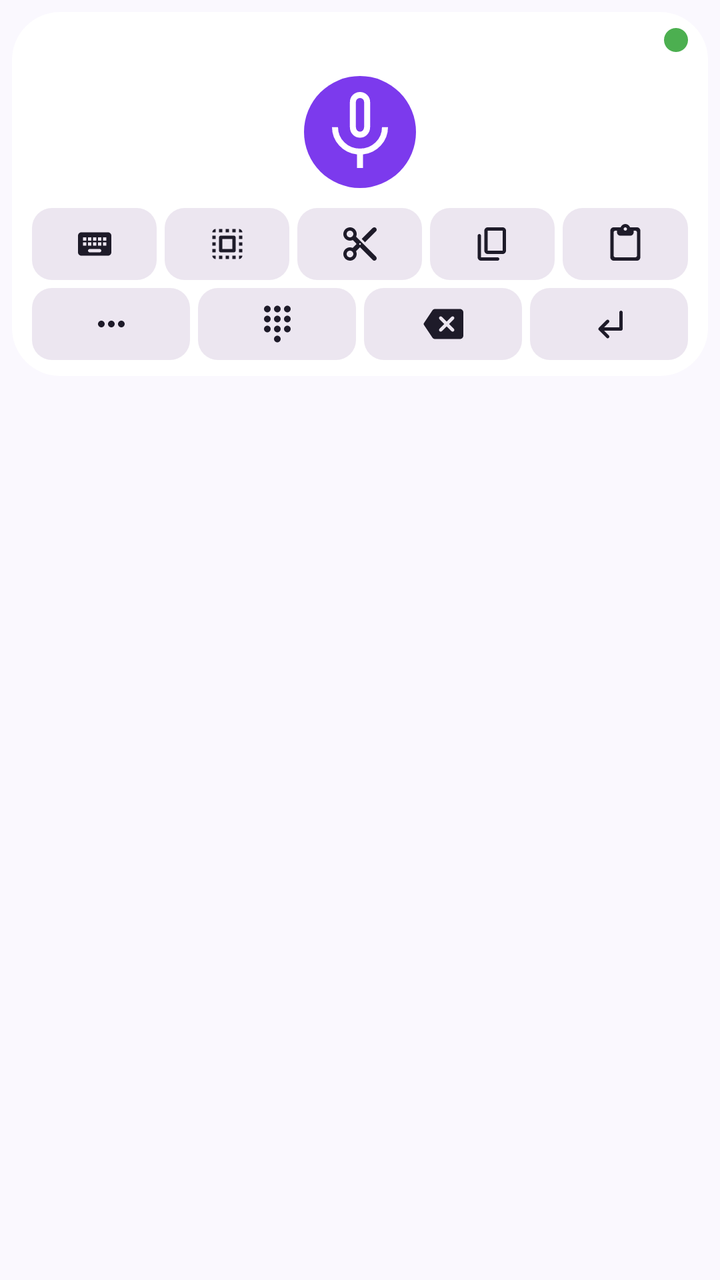
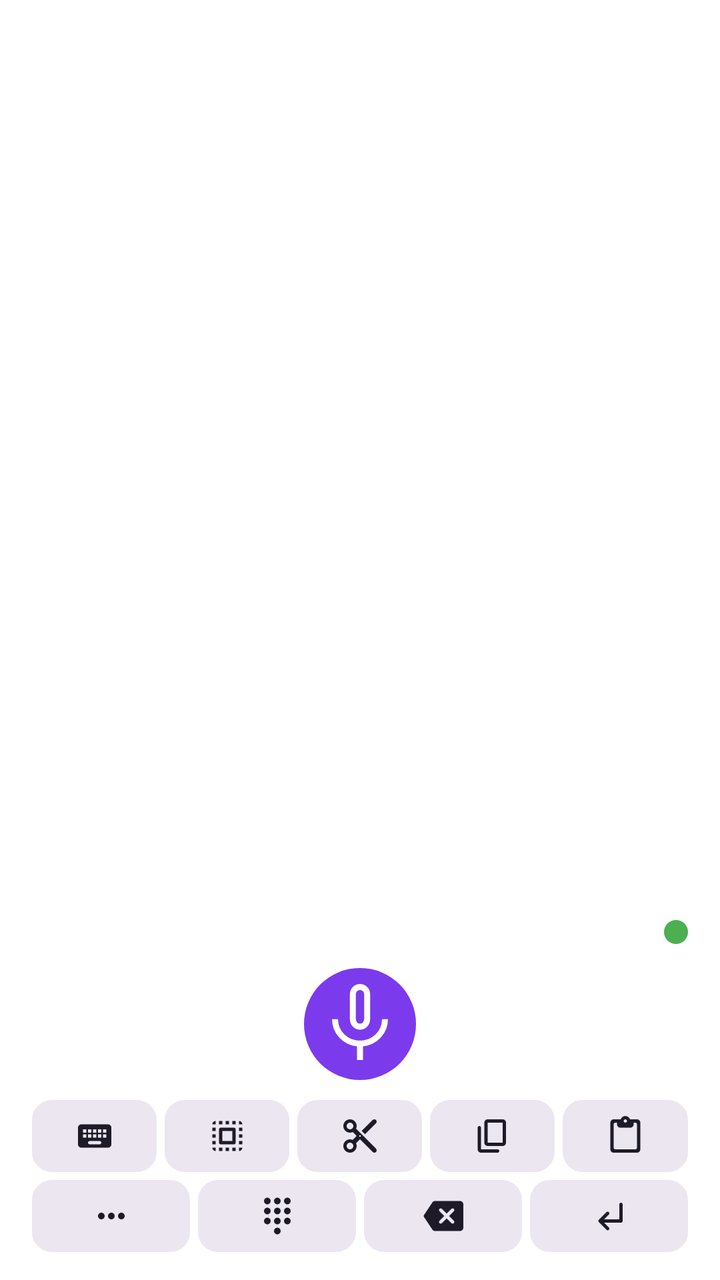

Screens rendered from an Android XML layout before and after an edit, with the pre-edit source and the edit as a unified diff.
<!-- AndroidManifest.xml: application theme Theme.WhisperGroq.ActionBar -->
<!-- res/layout/voice_service.xml -->
<?xml version="1.0" encoding="utf-8"?>
<LinearLayout xmlns:android="http://schemas.android.com/apk/res/android"
    android:layout_width="match_parent"
    android:layout_height="wrap_content"
    android:orientation="vertical"
    android:clipToPadding="false"
    android:padding="6dp">

    <LinearLayout
        android:layout_width="match_parent"
        android:layout_height="wrap_content"
        android:orientation="vertical"
        android:background="@drawable/keyboard_bg"
        android:padding="8dp">

        
        <LinearLayout
            android:layout_width="match_parent"
            android:layout_height="wrap_content"
            android:orientation="horizontal"
            android:gravity="center_vertical|end"
            android:layout_marginBottom="6dp">

            <ImageView
                android:id="@+id/btnStatus"
                android:layout_width="12dp"
                android:layout_height="12dp"
                android:layout_gravity="center_vertical|end"
                android:layout_marginEnd="2dp"
                android:adjustViewBounds="true"
                android:src="@drawable/status_led_idle"
                android:contentDescription="Status"
                android:scaleType="fitCenter"/>

            <TextView
                android:id="@+id/tv_status"
                android:visibility="gone"
                android:gravity="center"
                android:layout_width="0dp"
                android:layout_weight="1"
                android:layout_height="wrap_content"
                android:paddingHorizontal="10dp"
                android:textSize="14sp"
                android:textColor="?attr/colorOnSurface" />
        </LinearLayout>

        
        <ImageButton
            android:id="@+id/btnRecord"
            android:layout_width="56dp"
            android:layout_height="56dp"
            android:layout_gravity="center_horizontal"
            android:layout_marginVertical="6dp"
            android:background="@drawable/kb_mic_button"
            android:padding="14dp"
            android:src="@drawable/ic_mic_48dp"
            android:contentDescription="@string/record_button"/>

        
        <LinearLayout
            android:layout_width="match_parent"
            android:layout_height="wrap_content"
            android:orientation="horizontal"
            android:layout_marginTop="4dp">

            <ImageButton
                android:id="@+id/btnKeyboard"
                android:layout_width="0dp"
                android:layout_height="36dp"
                android:layout_weight="1"
                android:layout_marginStart="2dp"
                android:layout_marginEnd="2dp"
                android:background="@drawable/kb_button"
                android:padding="8dp"
                android:scaleType="fitCenter"
                android:src="@drawable/ic_keyboard_36dp"
                android:contentDescription="@string/exit_button"/>

            <ImageButton
                android:id="@+id/btnSelectAll"
                android:layout_width="0dp"
                android:layout_height="36dp"
                android:layout_weight="1"
                android:layout_marginStart="2dp"
                android:layout_marginEnd="2dp"
                android:background="@drawable/kb_button"
                android:padding="8dp"
                android:scaleType="fitCenter"
                android:src="@drawable/ic_select_all_24dp"
                android:contentDescription="Select all"/>

            <ImageButton
                android:id="@+id/btnCut"
                android:layout_width="0dp"
                android:layout_height="36dp"
                android:layout_weight="1"
                android:layout_marginStart="2dp"
                android:layout_marginEnd="2dp"
                android:background="@drawable/kb_button"
                android:padding="8dp"
                android:scaleType="fitCenter"
                android:src="@drawable/ic_cut_24dp"
                android:contentDescription="Cut"/>

            <ImageButton
                android:id="@+id/btnCopy"
                android:layout_width="0dp"
                android:layout_height="36dp"
                android:layout_weight="1"
                android:layout_marginStart="2dp"
                android:layout_marginEnd="2dp"
                android:background="@drawable/kb_button"
                android:padding="8dp"
                android:scaleType="fitCenter"
                android:src="@drawable/ic_copy_24dp"
                android:contentDescription="Copy"/>

            <ImageButton
                android:id="@+id/btnPaste"
                android:layout_width="0dp"
                android:layout_height="36dp"
                android:layout_weight="1"
                android:layout_marginStart="2dp"
                android:layout_marginEnd="2dp"
                android:background="@drawable/kb_button"
                android:padding="8dp"
                android:scaleType="fitCenter"
                android:src="@drawable/ic_paste_24dp"
                android:contentDescription="Paste"/>
        </LinearLayout>

        
        <LinearLayout
            android:layout_width="match_parent"
            android:layout_height="wrap_content"
            android:orientation="horizontal"
            android:layout_marginTop="4dp">

            <ImageButton
                android:id="@+id/btnPunctuation"
                android:layout_width="0dp"
                android:layout_height="36dp"
                android:layout_weight="1"
                android:layout_marginStart="2dp"
                android:layout_marginEnd="2dp"
                android:background="@drawable/kb_button"
                android:padding="8dp"
                android:scaleType="fitCenter"
                android:src="@drawable/ic_punctuation_24dp"
                android:contentDescription="Punctuation"/>

            <ImageButton
                android:id="@+id/btnNumbers"
                android:layout_width="0dp"
                android:layout_height="36dp"
                android:layout_weight="1"
                android:layout_marginStart="2dp"
                android:layout_marginEnd="2dp"
                android:background="@drawable/kb_button"
                android:padding="8dp"
                android:scaleType="fitCenter"
                android:src="@drawable/ic_numbers_24dp"
                android:contentDescription="Numbers"/>

            <ImageButton
                android:id="@+id/btnDel"
                android:layout_width="0dp"
                android:layout_height="36dp"
                android:layout_weight="1"
                android:layout_marginStart="2dp"
                android:layout_marginEnd="2dp"
                android:background="@drawable/kb_button"
                android:padding="8dp"
                android:scaleType="fitCenter"
                android:src="@drawable/ic_keyboard_del_48dp"
                android:contentDescription="@string/delete_button"/>

            <ImageButton
                android:id="@+id/btnEnter"
                android:layout_width="0dp"
                android:layout_height="36dp"
                android:layout_weight="1"
                android:layout_marginStart="2dp"
                android:layout_marginEnd="2dp"
                android:background="@drawable/kb_button"
                android:padding="8dp"
                android:scaleType="fitCenter"
                android:src="@drawable/ic_keyboard_return_48dp"
                android:contentDescription="@string/return_button"/>
        </LinearLayout>

    </LinearLayout>
</LinearLayout>
<!-- resources referenced by this layout -->
<resources>
  <!-- drawable ic_copy_24dp (drawable) -->
  <vector xmlns:android="http://schemas.android.com/apk/res/android"
      android:width="24dp"
      android:height="24dp"
      android:viewportWidth="24"
      android:viewportHeight="24">
    
    <path
        android:fillColor="?attr/colorOnSurface"
        android:pathData="M15 20H5V7c0-.55-.45-1-1-1h0C3.45 6 3 6.45 3 7v13c0 1.1.9 2 2 2h10c.55 0 1-.45 1-1v0c0-.55-.45-1-1-1zM20 16V4c0-1.1-.9-2-2-2H9C7.9 2 7 2.9 7 4v12c0 1.1.9 2 2 2h9c1.1 0 2-.9 2-2zM18 16H9V4h9v12z"/>
  </vector>
  <!-- drawable ic_keyboard_return_48dp (drawable) -->
  <vector xmlns:android="http://schemas.android.com/apk/res/android"
      android:width="24dp"
      android:height="24dp"
      android:viewportWidth="24"
      android:viewportHeight="24">
    
    <path
        android:fillColor="?attr/colorOnSurface"
        android:pathData="M5.71 15.71l4.58 4.58c.39.39 1.03.39 1.42 0 .39-.39.39-1.03 0-1.42L8.83 16H19c.55 0 1-.45 1-1V5c0-.55-.45-1-1-1s-1 .45-1 1v9H8.83l2.88-2.87c.39-.39.39-1.03 0-1.42-.39-.39-1.03-.39-1.42 0l-4.58 4.58c-.39.39-.39 1.03 0 1.42z"/>
  </vector>
  <!-- drawable ic_punctuation_24dp (drawable) -->
  <vector xmlns:android="http://schemas.android.com/apk/res/android"
      android:width="24dp"
      android:height="24dp"
      android:viewportWidth="24"
      android:viewportHeight="24">
    
    <path
        android:fillColor="?attr/colorOnSurface"
        android:pathData="M6 10c-1.1 0-2 .9-2 2s.9 2 2 2 2-.9 2-2-.9-2-2-2zm12 0c-1.1 0-2 .9-2 2s.9 2 2 2 2-.9 2-2-.9-2-2-2zm-6 0c-1.1 0-2 .9-2 2s.9 2 2 2 2-.9 2-2-.9-2-2-2z"/>
  </vector>
  <!-- drawable kb_button (drawable) -->
  <?xml version="1.0" encoding="utf-8"?>
  <selector xmlns:android="http://schemas.android.com/apk/res/android">
      <item android:state_pressed="true">
          <shape>
              <solid android:color="?attr/colorPrimary" />
              <corners android:radius="10dp" />
          </shape>
      </item>
      <item>
          <shape>
              <solid android:color="?attr/colorSurfaceContainerHigh" />
              <corners android:radius="10dp" />
          </shape>
      </item>
  </selector>
  <!-- drawable kb_mic_button (drawable) -->
  <?xml version="1.0" encoding="utf-8"?>
  <selector xmlns:android="http://schemas.android.com/apk/res/android">
      <item android:state_pressed="true">
          <shape android:shape="oval">
              <solid android:color="@color/recording" />
          </shape>
      </item>
      <item>
          <shape android:shape="oval">
              <solid android:color="?attr/colorPrimary" />
          </shape>
      </item>
  </selector>
  <!-- drawable keyboard_bg (drawable) -->
  <?xml version="1.0" encoding="utf-8"?>
  <shape xmlns:android="http://schemas.android.com/apk/res/android">
      <solid android:color="?attr/colorSurface" />
      <corners android:radius="24dp" />
  </shape>
  <!-- drawable status_led_idle (drawable) -->
  <?xml version="1.0" encoding="utf-8"?>
  <shape xmlns:android="http://schemas.android.com/apk/res/android" android:shape="oval">
      <solid android:color="#4CAF50"/>
  </shape>
  <string name="delete_button">Delete</string>
  <string name="exit_button">Exit</string>
  <string name="record_button">Record</string>
  <string name="return_button">Return</string>
  <color name="recording">#DC2626</color>
  <color name="colorAccent">#7C3AED</color>
  <color name="colorAccentDark">#5B21B6</color>
  <color name="surface">#FFFFFF</color>
  <color name="text_primary">#1E1B29</color>
  <color name="windowBackground">#FAF8FE</color>
  <color name="text_secondary">#6B6385</color>
  <!-- unchanged entries left out for length: 8 -->
</resources>

<!-- the commit's change to res/layout/voice_service.xml (unified diff, before → after) -->
@@ -1,10 +1,18 @@
 <?xml version="1.0" encoding="utf-8"?>
-<LinearLayout xmlns:android="http://schemas.android.com/apk/res/android"
+<FrameLayout xmlns:android="http://schemas.android.com/apk/res/android"
+    android:id="@+id/ime_wrapper"
     android:layout_width="match_parent"
-    android:layout_height="wrap_content"
-    android:orientation="vertical"
-    android:clipToPadding="false"
-    android:padding="6dp">
+    android:layout_height="match_parent"
+    android:background="@color/ime_surface">
+
+    <LinearLayout xmlns:android="http://schemas.android.com/apk/res/android"
+        android:id="@+id/ime_content"
+        android:layout_width="match_parent"
+        android:layout_height="wrap_content"
+        android:layout_gravity="bottom"
+        android:orientation="vertical"
+        android:clipToPadding="false"
+        android:padding="6dp">
 
     <LinearLayout
         android:layout_width="match_parent"
@@ -191,3 +199,4 @@
 
     </LinearLayout>
 </LinearLayout>
+</FrameLayout>
<!-- resource entries referenced after the edit -->
@@ -1,5 +1,6 @@
 <!-- resources referenced by this layout -->
 <resources>
+  <color name="ime_surface">#FFFFFF</color>
   <!-- drawable ic_copy_24dp (drawable) -->
   <vector xmlns:android="http://schemas.android.com/apk/res/android"
       android:width="24dp"
